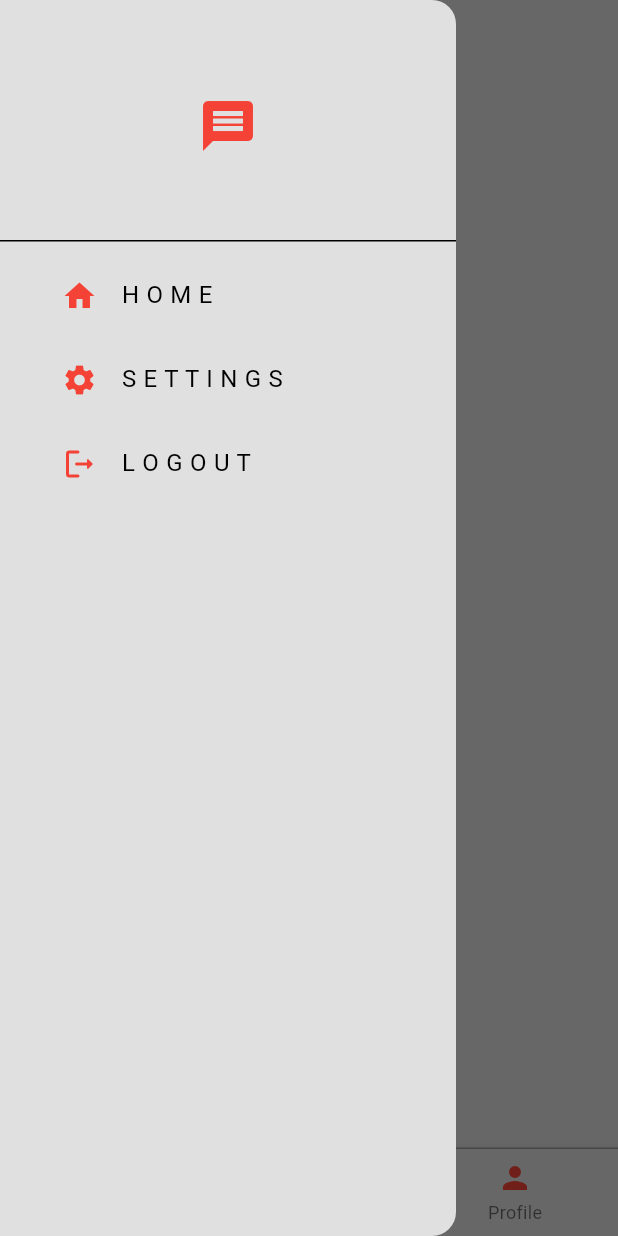
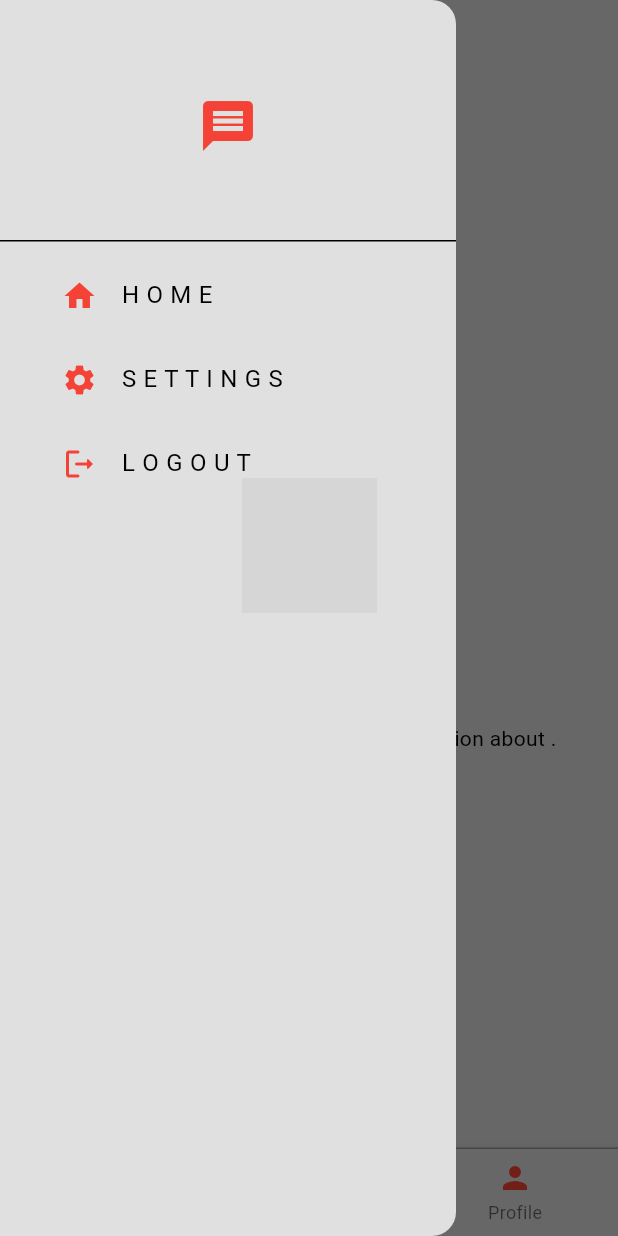
Before and after one commit to amanSin1/Canteen_app, a Flutter app: the screen it shows once a user with an empty profile is signed in, item 2 of the bottom bar chosen, with the side drawer open, on a phone screen of 412 x 824 dp. Run offline on Flutter 3.47's test engine with Material 3 defaults, Android fonts, the phone set to English and light mode, and no system bars; our stand-ins replace cloud_firestore, firebase_auth, firebase_core, get; accounts and stored records are empty; grey boxes are pictures that could not be loaded.

```diff
--- a/lib/pages/main_page.dart
+++ b/lib/pages/main_page.dart
@@ -8,7 +8,16 @@ import 'menu_page.dart';
 import 'messages_page.dart';
 
 class MainPage extends StatefulWidget {
-  const MainPage({super.key});
+  final int initialIndex;
+  final String cardTitle;
+  final String cardImagePath;
+
+  const MainPage({
+    super.key,
+    this.initialIndex = 0,
+    this.cardTitle = '',
+    this.cardImagePath = '',
+  });
 
   @override
   _MainPageState createState() => _MainPageState();
@@ -18,9 +27,14 @@ class _MainPageState extends State<MainPage> {
   final user = FirebaseAuth.instance.currentUser;
   int selectedIndex = 0;
 
+  @override
+  void initState() {
+    super.initState();
+    selectedIndex = widget.initialIndex;
+  }
   static final List<Widget> _pages = <Widget>[
     const MenuPage(),
-    const MessagesPage(),
+     MessagesPage(cardTitle: '', cardImagePath: ''),
     const ProfilePage(),
   ];
 
@@ -36,6 +50,13 @@ class _MainPageState extends State<MainPage> {
 
   @override
   Widget build(BuildContext context) {
+    // Update MessagesPage with card data if initialIndex is 1
+    if (selectedIndex == 1 && widget.cardTitle.isNotEmpty) {
+      _pages[1] = MessagesPage(
+        cardTitle: widget.cardTitle,
+        cardImagePath: widget.cardImagePath,
+      );
+    }
     return Scaffold(
       appBar: AppBar(
         backgroundColor: Colors.transparent,
--- a/lib/pages/messages_page.dart
+++ b/lib/pages/messages_page.dart
@@ -1,12 +1,31 @@
 import 'package:flutter/material.dart';
 
 class MessagesPage extends StatelessWidget {
-  const MessagesPage ({super.key});
+  final String cardTitle;
+  final String cardImagePath;
+
+   MessagesPage({super.key, required this.cardTitle, required this.cardImagePath});
 
   @override
   Widget build(BuildContext context) {
-     return const Center(
-      child: Text("Messages Page"),
+    return Center(
+      child: Column(
+        mainAxisAlignment: MainAxisAlignment.center,
+        children: [
+          Image.asset(
+            cardImagePath, // Ensure this is not an empty string
+            height: 90.0,
+            width: 90.0,
+          ),
+          SizedBox(height: 20),
+          Text(
+            cardTitle,
+            style: TextStyle(fontSize: 24, fontWeight: FontWeight.bold),
+          ),
+          SizedBox(height: 20),
+          Text("This is the Messages page with information about $cardTitle."),
+        ],
+      ),
     );
   }
 }
```
Also changed, not shown: lib/pages/menu_page.dart (+39 -17 lines).
